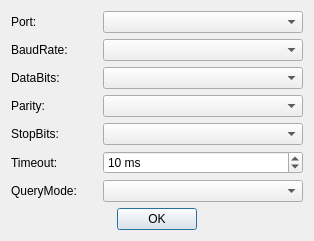
Old version of the form mac/examples/GasInfo/DeviceDialog.ui in the repository Quenii/ADCEVM.
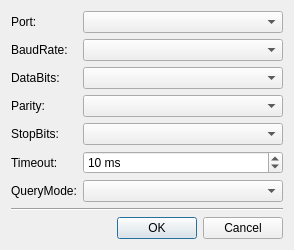
New version of the form.

```diff
--- a/mac/examples/GasInfo/DeviceDialog.ui
+++ b/mac/examples/GasInfo/DeviceDialog.ui
@@ -6,7 +6,7 @@
    <rect>
     <x>0</x>
     <y>0</y>
-    <width>314</width>
+    <width>288</width>
     <height>233</height>
    </rect>
   </property>
@@ -120,17 +120,41 @@
       </layout>
      </item>
      <item>
+      <widget class="Line" name="line">
+       <property name="orientation">
+        <enum>Qt::Horizontal</enum>
+       </property>
+      </widget>
+     </item>
+     <item>
+      <layout class="QHBoxLayout" name="horizontalLayout">
+       <item>
+        <spacer name="horizontalSpacer">
+         <property name="orientation">
+          <enum>Qt::Horizontal</enum>
+         </property>
+         <property name="sizeHint" stdset="0">
+          <size>
+           <width>40</width>
+           <height>20</height>
+          </size>
+         </property>
+        </spacer>
+       </item>
+       <item>
       <widget class="QDialogButtonBox" name="buttonBox">
        <property name="orientation">
         <enum>Qt::Horizontal</enum>
        </property>
        <property name="standardButtons">
-        <set>QDialogButtonBox::Ok</set>
+          <set>QDialogButtonBox::Cancel|QDialogButtonBox::Ok</set>
        </property>
        <property name="centerButtons">
         <bool>true</bool>
        </property>
       </widget>
+       </item>
+      </layout>
      </item>
      <item>
       <spacer name="verticalSpacer">
```
Lines whose indentation alone changed are shown as unchanged.
